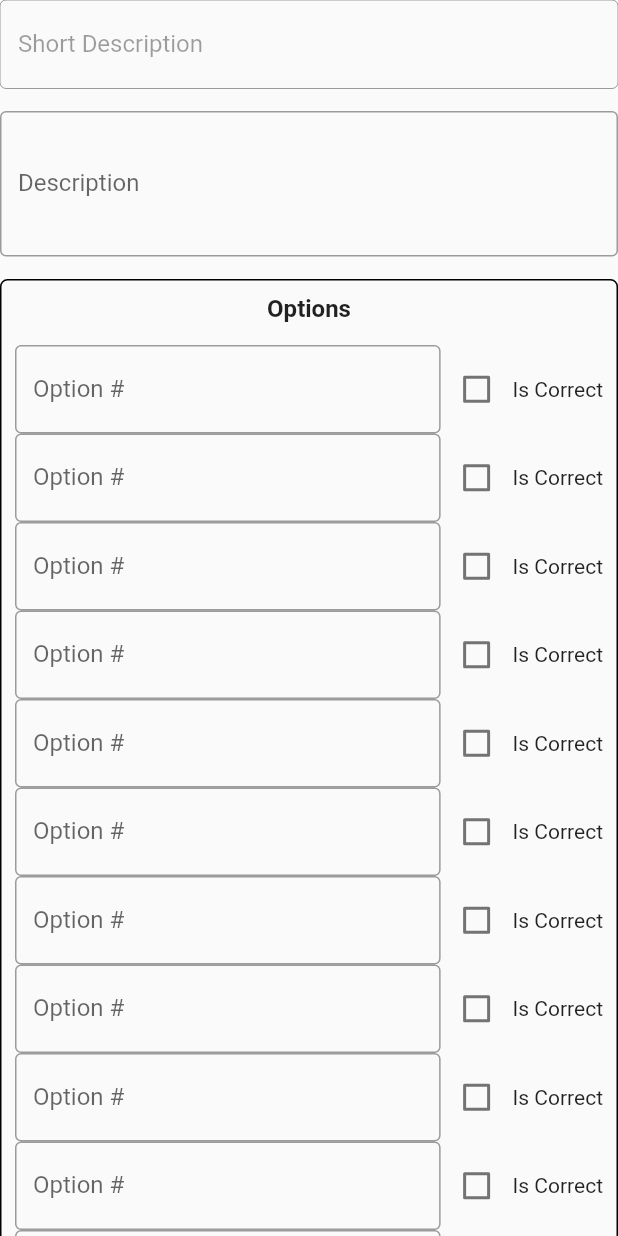
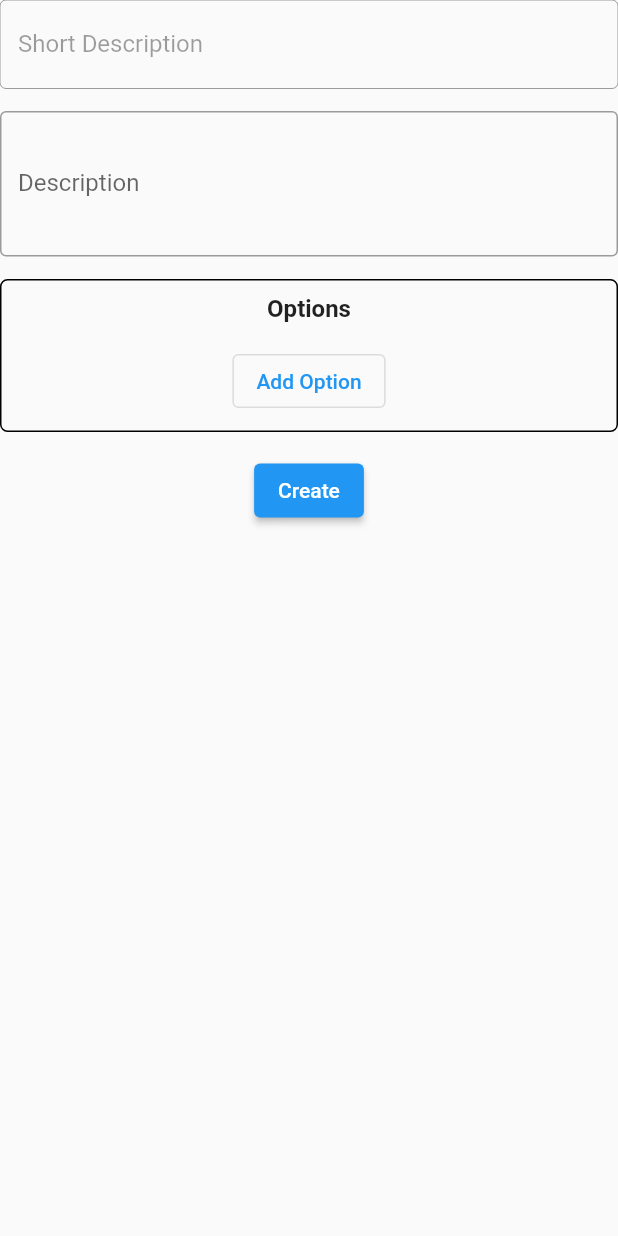
Before and after one commit to GabrielVander/quiz_lab, a Flutter app: the Form widget shown alone on an empty page, opened directly with empty values, on a phone screen of 412 x 824 dp. Run offline on Flutter 3.47's test engine with Material 2 defaults, Android fonts, the phone set to English and light mode, and no system bars; our stand-ins replace bloc, equatable, flutter_hooks, get_it, go_router, material_design_icons_flutter; missing offline and left inert: hooked_bloc.

Commit message:
quiz_lab-27 Initial question creation options implementation

```diff
--- a/lib/features/quiz/presentation/pages/question_view.dart
+++ b/lib/features/quiz/presentation/pages/question_view.dart
@@ -17,10 +17,10 @@ class QuestionView extends StatelessWidget {
 
   @override
   Widget build(BuildContext context) {
-    return Scaffold(
+    return SafeArea(
+      child: Scaffold(
         body: Padding(
           padding: const EdgeInsets.all(10),
-        child: SingleChildScrollView(
           child: Body(
             cubit: dependencyInjection.get<QuestionCreationCubit>(),
           ),
@@ -48,9 +48,6 @@ class Body extends HookWidget {
 
     if (state is QuestionCreationDisplayUpdate) {
       return Column(
-        mainAxisAlignment: MainAxisAlignment.spaceAround,
-        children: [
-          Column(
         children: [
           Row(
             mainAxisAlignment: MainAxisAlignment.center,
@@ -61,19 +58,15 @@ class Body extends HookWidget {
           const SizedBox(
             height: 20,
           ),
-              Padding(
-                padding: const EdgeInsets.all(20),
+          Expanded(
             child: Form(
               viewModel: state.viewModel,
               onShortDescriptionChange: cubit.onShortDescriptionUpdate,
               onDescriptionChange: cubit.onDescriptionUpdate,
+              onCreateQuestion: () => cubit.createQuestion(context),
+              onAddOption: cubit.addOption,
+              onIsCorrect: cubit.optionIsCorrect,
             ),
-              ),
-            ],
-          ),
-          ElevatedButton(
-            onPressed: () => cubit.createQuestion(context),
-            child: const Text('Create'),
           ),
         ],
       );
@@ -126,15 +119,22 @@ class Form extends StatelessWidget {
     required this.viewModel,
     required this.onShortDescriptionChange,
     required this.onDescriptionChange,
+    required this.onAddOption,
+    required this.onIsCorrect,
+    required this.onCreateQuestion,
   });
 
   final QuestionCreationViewModel viewModel;
   final void Function(String newValue) onShortDescriptionChange;
   final void Function(String newValue) onDescriptionChange;
+  final void Function() onAddOption;
+  final void Function(SingleOptionViewModel viewModel) onIsCorrect;
+  final void Function() onCreateQuestion;
 
   @override
   Widget build(BuildContext context) {
-    return Column(
+    return SingleChildScrollView(
+      child: Column(
         mainAxisAlignment: MainAxisAlignment.center,
         children: [
           Padding(
@@ -163,8 +163,31 @@ class Form extends StatelessWidget {
               ],
             ),
           ),
-        const Options(),
+          Padding(
+            padding: const EdgeInsets.only(bottom: 15),
+            child: Row(
+              children: [
+                Expanded(
+                  child: Options(
+                    viewModel: viewModel.options,
+                    onAddOption: onAddOption,
+                    onIsCorrect: onIsCorrect,
+                  ),
+                ),
               ],
+            ),
+          ),
+          Row(
+            mainAxisAlignment: MainAxisAlignment.center,
+            children: [
+              ElevatedButton(
+                onPressed: onCreateQuestion,
+                child: const Text('Create'),
+              ),
+            ],
+          )
+        ],
+      ),
     );
   }
 }
@@ -221,10 +244,19 @@ class DescriptionField extends StatelessWidget {
 class Options extends StatelessWidget {
   const Options({
     super.key,
+    required this.viewModel,
+    required this.onAddOption,
+    required this.onIsCorrect,
   });
+
+  final OptionsViewModel viewModel;
+  final void Function() onAddOption;
+  final void Function(SingleOptionViewModel viewModel) onIsCorrect;
 
   @override
   Widget build(BuildContext context) {
+    final options = viewModel.optionViewModels;
+
     return DecoratedBox(
       decoration: BoxDecoration(
         borderRadius: const BorderRadius.all(Radius.circular(5)),
@@ -234,30 +266,79 @@ class Options extends StatelessWidget {
         padding: const EdgeInsets.all(10),
         child: Column(
           children: [
-            Row(
+            Padding(
+              padding: const EdgeInsets.only(bottom: 15),
+              child: Row(
                 mainAxisAlignment: MainAxisAlignment.center,
                 children: const [
                   Subtitle(),
                 ],
               ),
-            const SizedBox(
-              height: 15,
             ),
-            const Option(),
-            const Option(),
-            const Option(),
-            const Option(),
-            const Option(),
-            const Option(),
-            const Option(),
-            const Option(),
-            const Option(),
-            const Option(),
-            const Option(),
-            OutlinedButton(onPressed: () {}, child: const Text('Add Option'))
+            Row(
+              children: [
+                Expanded(
+                  child: Column(
+                    children: options
+                        .map(
+                          (e) => Padding(
+                            padding: const EdgeInsets.only(bottom: 5),
+                            child: Option(
+                              key: e.id,
+                              viewModel: e,
+                              onIsCorrect: (bool _) => onIsCorrect(e),
+                            ),
+                          ),
+                        )
+                        .toList(),
+                  ),
+                ),
+              ],
+            ),
+            OutlinedButton(
+              onPressed: onAddOption,
+              child: const Text('Add Option'),
+            ),
           ],
         ),
       ),
+    );
+  }
+}
+
+class Option extends StatelessWidget {
+  const Option({
+    super.key,
+    required this.viewModel,
+    required this.onIsCorrect,
+  });
+
+  final SingleOptionViewModel viewModel;
+  final void Function(bool value) onIsCorrect;
+
+  @override
+  Widget build(BuildContext context) {
+    return Row(
+      mainAxisAlignment: MainAxisAlignment.spaceBetween,
+      children: [
+        const Expanded(
+          child: TextField(
+            decoration: InputDecoration(
+              labelText: 'Option',
+              border: OutlineInputBorder(),
+            ),
+          ),
+        ),
+        Row(
+          children: [
+            Checkbox(
+              value: viewModel.isCorrect,
+              onChanged: (bool? value) => onIsCorrect(value ?? false),
+            ),
+            const Text('Is Correct'),
+          ],
+        )
+      ],
     );
   }
 }
@@ -298,31 +379,3 @@ class Subtitle extends StatelessWidget {
     );
   }
 }
-
-class Option extends StatelessWidget {
-  const Option({
-    super.key,
-  });
-
-  @override
-  Widget build(BuildContext context) {
-    return Row(
-      children: [
-        const Expanded(
-          child: TextField(
-            decoration: InputDecoration(
-              labelText: 'Option #',
-              border: OutlineInputBorder(),
-            ),
-          ),
-        ),
-        Row(
-          children: [
-            Checkbox(value: false, onChanged: (bool? _) {}),
-            const Text('Is Correct')
-          ],
-        )
-      ],
-    );
-  }
-}
--- a/lib/features/quiz/presentation/view_models/question_creation.dart
+++ b/lib/features/quiz/presentation/view_models/question_creation.dart
@@ -1,5 +1,5 @@
 import 'package:equatable/equatable.dart';
-import 'package:quiz_lab/features/quiz/presentation/view_models/question_overview.dart';
+import 'package:flutter/widgets.dart';
 
 class QuestionCreationViewModel extends Equatable {
   const QuestionCreationViewModel({
@@ -70,17 +70,19 @@ class OptionsViewModel extends Equatable {
 }
 
 class SingleOptionViewModel extends Equatable {
-  const SingleOptionViewModel({
+  SingleOptionViewModel({
     required this.fieldViewModel,
     required this.isCorrect,
   });
 
+  final UniqueKey id = UniqueKey();
   final FieldViewModel fieldViewModel;
   final bool isCorrect;
 
   @override
   String toString() {
     return 'SingleOptionViewModel{ '
+        'id: $id, '
         'fieldViewModel: $fieldViewModel, '
         'isCorrect: $isCorrect, '
         '}';
@@ -98,6 +100,7 @@ class SingleOptionViewModel extends Equatable {
 
   @override
   List<Object?> get props => [
+        id,
         fieldViewModel,
         isCorrect,
       ];
```
Also changed, not shown: lib/features/quiz/presentation/manager/question_creation/question_creation_cubit.dart (+76 -18 lines). Lines whose indentation alone changed are shown as unchanged.
